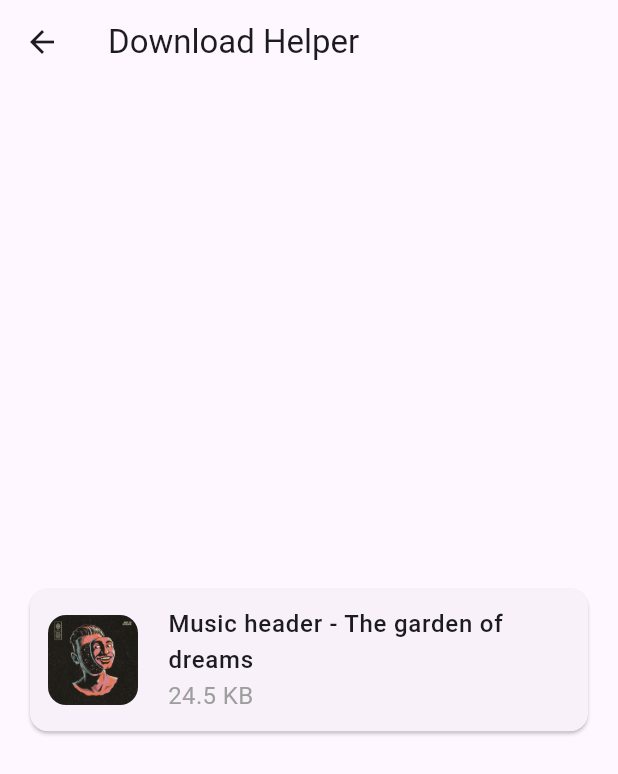
After one commit to Ashwin1002/flutter_animation_practice, a Flutter app: the screen it shows after launch, after a tap on "Download File", on a phone screen of 412 x 824 dp. The commit adds this screen. Shown: the top 774 px of the screen. Run offline on Flutter 3.47's test engine with Material 3 defaults, Android fonts, the phone set to English and light mode, and no system bars; our stand-ins replace flutter_local_notifications, flutter_timezone, simple_animations, supercharged, timezone.

Commit message:
file download feature added

```diff
--- /dev/null
+++ b/lib/src/download_file/download_file_screen.dart
@@ -0,0 +1,63 @@
+import 'package:flutter/material.dart';
+import 'package:flutter_animation_practice/src/download_file/utils/download_status.dart';
+import 'package:flutter_animation_practice/src/download_file/widgets/widgets.dart';
+
+class DownloadFileScreen extends StatelessWidget {
+  const DownloadFileScreen({super.key});
+
+  @override
+  Widget build(BuildContext context) {
+    return Scaffold(
+      appBar: AppBar(
+        title: const Text('Download Helper'),
+      ),
+      body: const Center(
+        child: Padding(
+          padding: EdgeInsets.all(16.0),
+          child: DownloadTile(
+            url:
+                'https://resource.api.dev.medhavhi.com/media/resources/1ff4c29b-6902-4163-88d3-53c8c3022414.pdf',
+          ),
+        ),
+      ),
+    );
+  }
+}
+
+class DownloadTile extends StatefulWidget {
+  const DownloadTile({
+    super.key,
+    required this.url,
+  });
+
+  final String url;
+
+  @override
+  State<DownloadTile> createState() => _DownloadTileState();
+}
+
+class _DownloadTileState extends State<DownloadTile> {
+  final DownloadStatus _status = DownloadStatus.notDownloaded;
+
+  @override
+  void initState() {
+    super.initState();
+  }
+
+  @override
+  Widget build(BuildContext context) {
+    return const Card(
+      child: Padding(
+        padding: EdgeInsets.all(12.0),
+        child: Row(
+          children: [
+            FilePreview(),
+            SizedBox(width: 20.0),
+            FileContent(),
+            SizedBox(width: 20.0),
+          ],
+        ),
+      ),
+    );
+  }
+}
--- /dev/null
+++ b/lib/src/download_file/utils/download_status.dart
@@ -0,0 +1,25 @@
+enum DownloadStatus {
+  notDownloaded,
+  downloading,
+  done;
+
+  const DownloadStatus();
+
+  bool get isDownloading => this == DownloadStatus.downloading;
+  bool get isNotDownloaded => this == DownloadStatus.notDownloaded;
+  bool get isDownloaded => this == DownloadStatus.done;
+}
+
+extension DownloadStatusExt on DownloadStatus {
+  A when<A>({
+    required A Function() initial,
+    required A Function() downloading,
+    required A Function() done,
+  }) {
+    return switch (this) {
+      DownloadStatus.done => done(),
+      DownloadStatus.downloading => downloading(),
+      _ => initial(),
+    };
+  }
+}
--- /dev/null
+++ b/lib/src/download_file/widgets/file_content.dart
@@ -0,0 +1,32 @@
+import 'package:flutter/material.dart';
+
+class FileContent extends StatelessWidget {
+  const FileContent({
+    super.key,
+  });
+
+  @override
+  Widget build(BuildContext context) {
+    return Expanded(
+      child: Column(
+        crossAxisAlignment: CrossAxisAlignment.start,
+        mainAxisSize: MainAxisSize.min,
+        children: [
+          Text(
+            'Music header - The garden of dreams',
+            style: Theme.of(context).textTheme.bodyLarge?.copyWith(
+                  fontWeight: FontWeight.w500,
+                ),
+          ),
+          Text(
+            '24.5 KB',
+            style: Theme.of(context).textTheme.bodyMedium?.copyWith(
+                  color: Colors.grey,
+                  fontSize: 16.0,
+                ),
+          ),
+        ],
+      ),
+    );
+  }
+}
--- /dev/null
+++ b/lib/src/download_file/widgets/file_preview.dart
@@ -0,0 +1,19 @@
+import 'package:flutter/material.dart';
+
+class FilePreview extends StatelessWidget {
+  const FilePreview({
+    super.key,
+  });
+
+  @override
+  Widget build(BuildContext context) {
+    return ClipRRect(
+      borderRadius: const BorderRadius.all(Radius.circular(12.0)),
+      child: Image.asset(
+        'assets/images/music.jpeg',
+        height: 60,
+        cacheHeight: (100 * MediaQuery.of(context).devicePixelRatio).toInt(),
+      ),
+    );
+  }
+}
--- /dev/null
+++ b/lib/src/download_file/widgets/widgets.dart
@@ -0,0 +1,3 @@
+export 'download_buttons.dart';
+export 'file_content.dart';
+export 'file_preview.dart';
--- a/lib/src/main/main_page.dart
+++ b/lib/src/main/main_page.dart
@@ -1,6 +1,7 @@
 import 'package:flutter/material.dart';
 import 'package:flutter_animation_practice/src/animated_splash/animated_splash_screen.dart';
 import 'package:flutter_animation_practice/src/animated_tabbar_scroll/tab_bar_scrollable.dart';
+import 'package:flutter_animation_practice/src/download_file/download_file_screen.dart';
 import 'package:flutter_animation_practice/src/local_notification/local_notification_sample.dart';
 import 'package:flutter_animation_practice/src/logo_loading/logo_loading_widget.dart';
 import 'package:flutter_animation_practice/src/overlay_widget/autocomplete_overlay_widget.dart';
@@ -94,6 +95,15 @@ class MainPage extends StatelessWidget {
               ),
               child: const Text('Notification Demo'),
             ),
+            const SizedBox(height: 10),
+            ElevatedButton(
+              onPressed: () => Navigator.of(context).push(
+                MaterialPageRoute(
+                  builder: (context) => const DownloadFileScreen(),
+                ),
+              ),
+              child: const Text('Download File'),
+            ),
           ],
         ),
       ),
```
Also changed, not shown: lib/src/download_file/utils/download_controller.dart (added, +13 -0 lines), lib/src/download_file/widgets/download_buttons.dart (added, +51 -0 lines), pubspec.yaml (+4 -3 lines), pubspec.lock.
